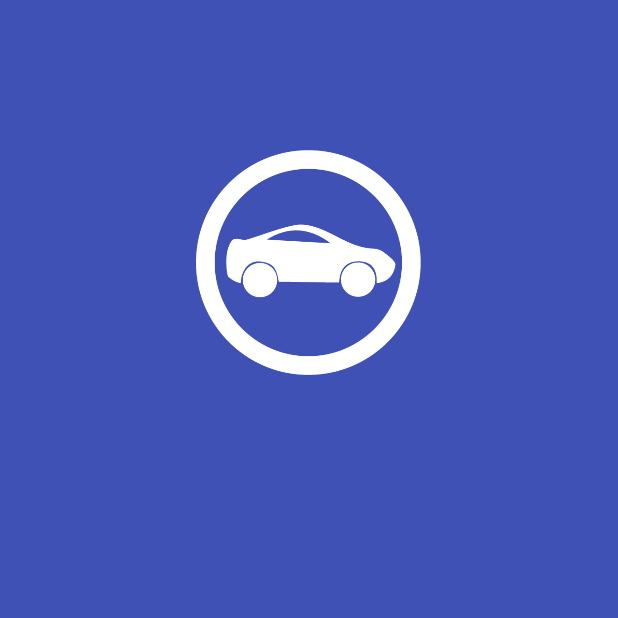
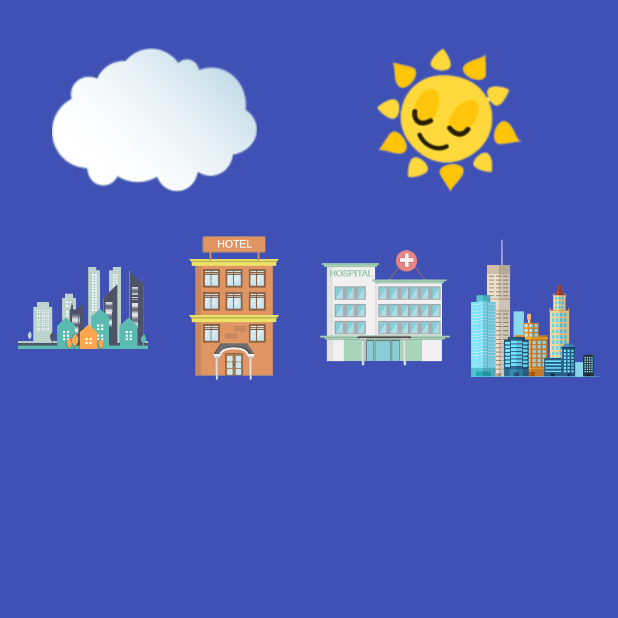
Before and after one commit to vinaynm/NammaKarnatakaTraffic, an Android app: the screen it shows after launch (SplashScreen), on a phone screen of 412 x 824 dp, the top half of it. Run offline under Robolectric (Android 15) with nearby library versions, the phone set to English and light mode, and no system bars; Roboto replaces fonts that are not available here; 1 statement that could not run was skipped.

Commit message:
Splash images added

```diff
--- a/app/src/main/res/layout/activity_splash.xml
+++ b/app/src/main/res/layout/activity_splash.xml
@@ -1,19 +1,103 @@
 <?xml version="1.0" encoding="utf-8"?>
 <RelativeLayout xmlns:android="http://schemas.android.com/apk/res/android"
+    android:layout_width="match_parent"
+    android:layout_height="match_parent"
+    android:background="#3F51B5"
+    android:id="@+id/lin_lay"
+    android:fitsSystemWindows="true"
+    >
+    <LinearLayout
+        android:orientation="vertical"
         android:layout_width="match_parent"
-        android:layout_height="match_parent"
-        android:background="#3F51B5"
-        android:id="@+id/lin_lay"
-        android:fitsSystemWindows="true"
-        >
-    <ImageView
-        android:id="@+id/splash"
-        android:layout_width="150dp"
-        android:layout_height="150dp"
-        android:src="@drawable/main"
+        android:layout_height="wrap_content"
         android:layout_alignParentTop="true"
-        android:layout_centerHorizontal="true"
-        android:layout_marginTop="100dp" />
+        android:layout_alignParentStart="true"
+        android:layout_marginTop="20dp">
+        <LinearLayout
+            android:layout_width="match_parent"
+            android:layout_height="wrap_content"
+            android:layout_marginLeft="10dp"
+            android:layout_marginRight="10dp"
+            android:layout_marginBottom="15dp"
+            android:layout_marginTop="10dp"
+            android:orientation="horizontal"
 
 
+            >
+            <ImageView
+                android:layout_weight="1"
+                android:layout_width="100dp"
+                android:layout_height="100dp"
+                android:id="@+id/cloud"
+                android:padding="2dp"
+                android:layout_marginRight="10dp"
+                android:textAlignment="center"
+                android:src="@drawable/splash_cloud2"
+                />
+            <ImageView
+                android:layout_weight="1"
+                android:layout_width="100dp"
+                android:layout_height="100dp"
+                android:id="@+id/sun"
+                android:padding="2dp"
+                android:layout_marginRight="10dp"
+                android:textAlignment="center"
+                android:src="@drawable/splash_sun"
+                />
+
+        </LinearLayout>
+        <LinearLayout
+            android:layout_width="match_parent"
+            android:layout_height="wrap_content"
+            android:layout_marginLeft="10dp"
+            android:layout_marginRight="10dp"
+            android:layout_marginBottom="15dp"
+            android:layout_marginTop="10dp"
+            android:orientation="horizontal"
+
+
+            >
+            <ImageView
+                android:layout_weight="1"
+                android:layout_width="100dp"
+                android:layout_height="100dp"
+                android:id="@+id/imagev1"
+                android:padding="2dp"
+                android:layout_marginRight="10dp"
+                android:textAlignment="center"
+                android:src="@drawable/splash_building1"
+                />
+            <ImageView
+                android:layout_weight="1"
+                android:layout_width="100dp"
+                android:layout_height="100dp"
+                android:id="@+id/imagev2"
+                android:padding="2dp"
+                android:layout_marginRight="10dp"
+                android:textAlignment="center"
+                android:src="@drawable/splash__building2"
+                />
+            <ImageView
+                android:layout_weight="1"
+                android:layout_width="100dp"
+                android:layout_height="100dp"
+                android:id="@+id/imagev3"
+                android:padding="2dp"
+                android:layout_marginRight="10dp"
+                android:textAlignment="center"
+                android:src="@drawable/splash_building3"
+                />
+
+
+            <ImageView
+                android:id="@+id/imagev4"
+                android:layout_weight="1"
+                android:padding="2dp"
+                android:layout_width="100dp"
+                android:layout_height="100dp"
+                android:textAlignment="center"
+                android:src="@drawable/splash_building4"
+                />
+        </LinearLayout>
+        </LinearLayout>
 </RelativeLayout>
```
